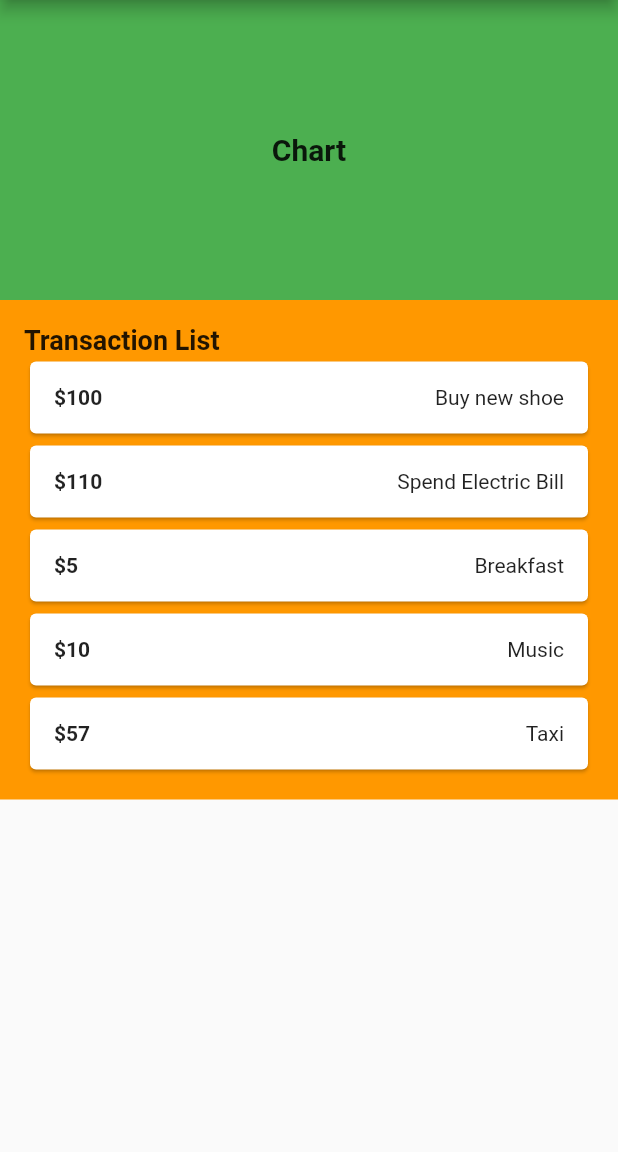
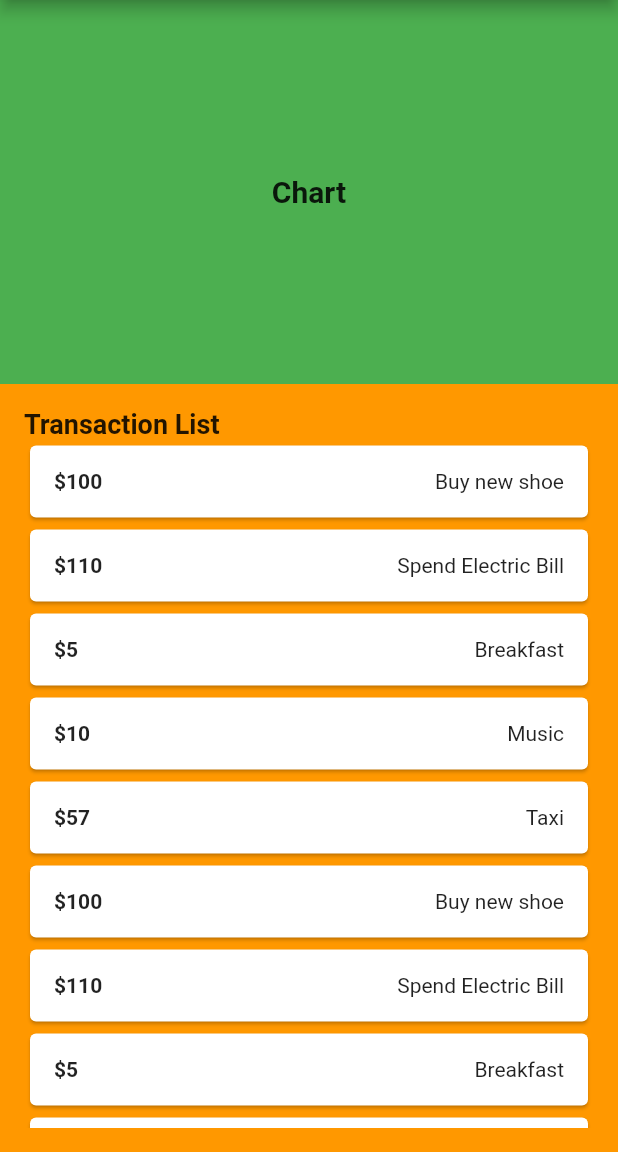
Before and after one commit to nhatduynguyenbbv/expense_notes, a Flutter app: the screen it shows after launch, on a phone screen of 412 x 824 dp, the part 84-1236 px from its top. Run offline on Flutter 3.47's test engine with Material 2 defaults, Android fonts, the phone set to English and light mode, and no system bars.

Commit message:
Fix: Layout

```diff
--- a/lib/src/app.dart
+++ b/lib/src/app.dart
@@ -13,15 +13,6 @@ class MyApp extends StatelessWidget {
         theme: ThemeData(
           primarySwatch: Colors.blue,
         ),
-        onGenerateRoute: (RouteSettings routeSettings) {
-          return MaterialPageRoute<void>(
-              settings: routeSettings,
-              builder: (BuildContext context) {
-                switch (routeSettings.name) {
-                  default:
-                    return const Home();
-                }
-              });
-        });
+        home: const Home());
   }
 }
--- a/lib/src/screens/home.dart
+++ b/lib/src/screens/home.dart
@@ -11,9 +11,10 @@ class Home extends StatelessWidget {
   Widget build(BuildContext context) {
     return Scaffold(
       appBar: AppBar(title: const Text('Expense Notes')),
-      body: ListView(
-        children: const [ChartSection(), TransactionListSection()],
-      ),
+      body: Column(children: const [
+        Expanded(child: ChartSection(), flex: 4),
+        Expanded(child: TransactionListSection(), flex: 8)
+      ]),
     );
   }
 }
--- a/lib/src/widgets/chart/chart_section.dart
+++ b/lib/src/widgets/chart/chart_section.dart
@@ -6,6 +6,6 @@ class ChartSection extends StatelessWidget {
 
   @override
   Widget build(BuildContext context) {
-    return Container(height: 200, color: Colors.green, child: const Chart());
+    return Container(color: Colors.green, child: const Chart());
   }
 }
--- a/lib/src/widgets/transaction/transaction_list_view/transaction_list_view.dart
+++ b/lib/src/widgets/transaction/transaction_list_view/transaction_list_view.dart
@@ -6,6 +6,16 @@ class TransactionListView extends StatelessWidget {
   const TransactionListView(
       {Key? key,
       this.items = const [
+        TransactionItem(100, 'Buy new shoe'),
+        TransactionItem(110, 'Spend Electric Bill'),
+        TransactionItem(5, 'Breakfast'),
+        TransactionItem(10, 'Music'),
+        TransactionItem(57, 'Taxi'),
+        TransactionItem(100, 'Buy new shoe'),
+        TransactionItem(110, 'Spend Electric Bill'),
+        TransactionItem(5, 'Breakfast'),
+        TransactionItem(10, 'Music'),
+        TransactionItem(57, 'Taxi'),
         TransactionItem(100, 'Buy new shoe'),
         TransactionItem(110, 'Spend Electric Bill'),
         TransactionItem(5, 'Breakfast'),
@@ -25,11 +35,14 @@ class TransactionListView extends StatelessWidget {
             textAlign: TextAlign.left,
             style: TextStyle(fontWeight: FontWeight.bold, fontSize: 18)),
       ),
-      ListView.builder(
-          shrinkWrap: true,
-          itemCount: items.length,
-          itemBuilder: (BuildContext context, int index) =>
-              _transactionItemBuilder(items, index))
+      Expanded(
+        flex: 1,
+        child: ListView.builder(
+            shrinkWrap: true,
+            itemCount: items.length,
+            itemBuilder: (BuildContext context, int index) =>
+                _transactionItemBuilder(items, index)),
+      )
     ]);
   }
 
```
